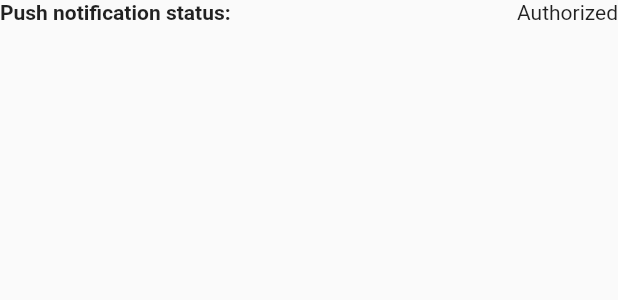
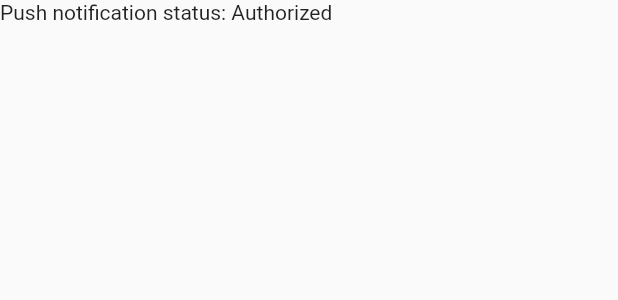
Before and after one commit to appmvv/flutter_app12, a Flutter app: the Permissions widget shown alone on an empty page, opened directly, on a phone screen of 412 x 824 dp. Shown: the top 300 px of the screen. Run offline on Flutter 3.47's test engine with Material 2 defaults, Android fonts, the phone set to English and light mode, and no system bars; our stand-ins replace firebase_core, firebase_messaging, flutter_html, flutter_local_notifications, html_unescape, shared_preferences; missing offline and left inert: draggable_scrollbar, http_logger_library, http_middleware_library; accounts and stored records are empty; generated files the repository leaves out were written again; statements that could not run were skipped.

Commit message:
commit new permissions 2

```diff
--- a/lib/firebase/permissions.dart
+++ b/lib/firebase/permissions.dart
@@ -65,7 +65,8 @@ class _Permissions extends State<Permissions> {
       //       child: const Text('Request Permissions'));
       // }
 
-      return Column(children: [
+      return Text('Push notification status: '+statusMap[_settings.authorizationStatus]);
+/*        Column(children: [
         row('Push notification status', statusMap[_settings.authorizationStatus]),
         // if (defaultTargetPlatform == TargetPlatform.iOS) ...[
         //   row('Alert', settingsMap[_settings.alert]),
@@ -79,7 +80,7 @@ class _Permissions extends State<Permissions> {
         // ],
         // ElevatedButton(
         //     onPressed: () => {}, child: const Text('Reload Permissions')),
-      ]);
+      ]);*/
 
   }
 }
```
Also changed, not shown: lib/pages/SettingsPage.dart (+6 -1 lines).
